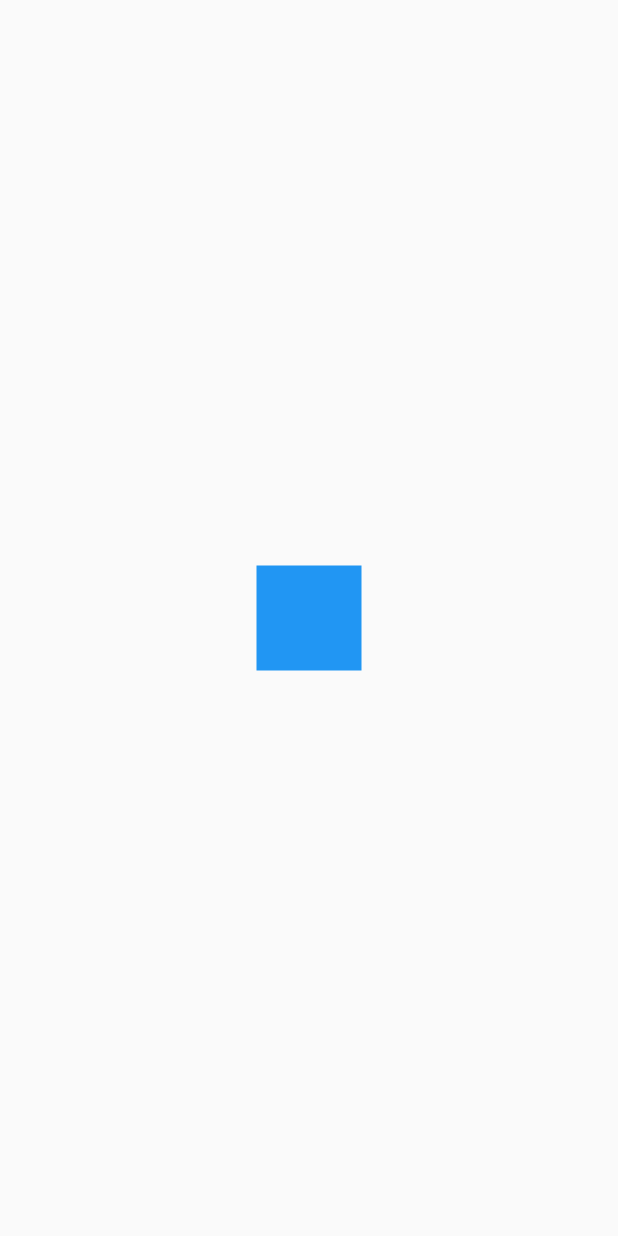
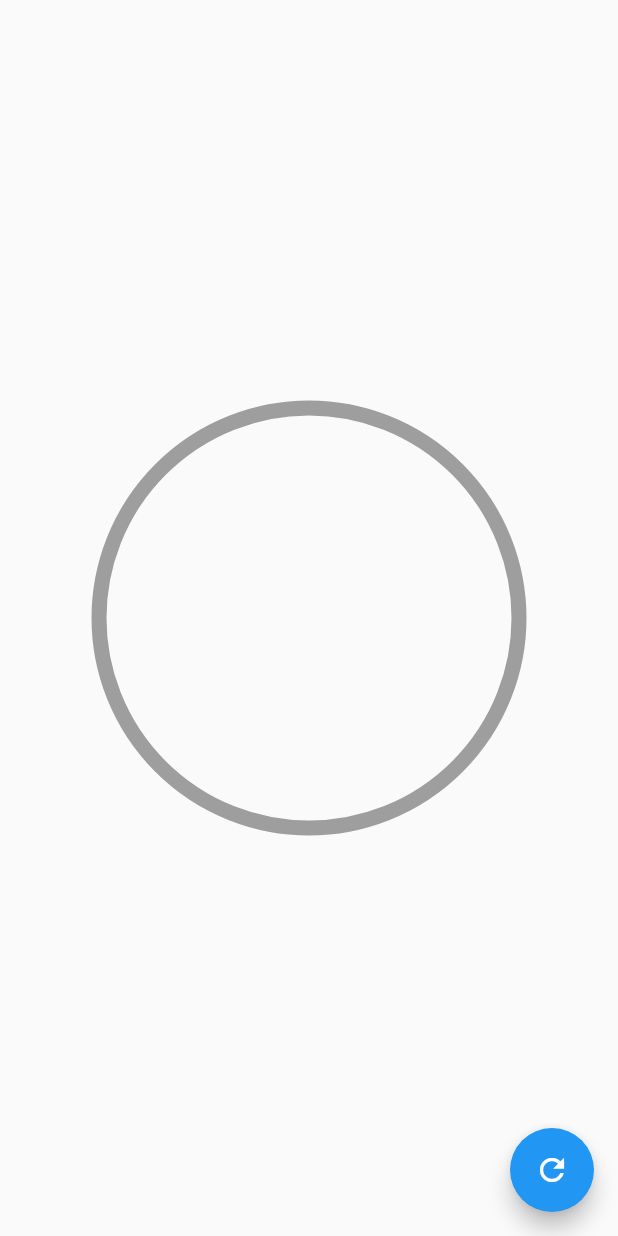
Before and after one commit to IsmarRomero/flutter-disenios-avanzado, a Flutter app: the screen it shows after launch, on a phone screen of 412 x 824 dp. Run offline on Flutter 3.47's test engine with Material 2 defaults, Android fonts, the phone set to English and light mode, and no system bars.

Commit message:
progress widget

```diff
--- a/lib/main.dart
+++ b/lib/main.dart
@@ -1,4 +1,6 @@
 import 'package:disenios_avanzados/pages/animaciones_page.dart';
+import 'package:disenios_avanzados/pages/graficas_circulas_page.dart';
+
 import 'package:disenios_avanzados/pages/headers_page.dart';
 import 'package:disenios_avanzados/retos/cuadrado_animado_page.dart';
 import 'package:flutter/material.dart';
@@ -11,7 +13,7 @@ class MyApp extends StatelessWidget {
     return MaterialApp(
       debugShowCheckedModeBanner: false,
       title: 'Diseños App',
-      home: CuadradoAnimadoPage()
+      home: GraficasCircularesPage()
     );
   }
 }
--- /dev/null
+++ b/lib/pages/graficas_circulas_page.dart
@@ -0,0 +1,37 @@
+import 'package:disenios_avanzados/widgets/radial_progress.dart';
+import 'package:flutter/material.dart';
+
+class GraficasCircularesPage extends StatefulWidget {
+  @override
+  _GraficasCircularesPageState createState() => _GraficasCircularesPageState();
+}
+
+class _GraficasCircularesPageState extends State<GraficasCircularesPage> {
+
+  double porcentaje = 0.0;
+
+  @override
+  Widget build(BuildContext context) {
+    return Scaffold(
+      floatingActionButton: FloatingActionButton(
+        child: Icon(Icons.refresh),
+        onPressed: (){
+          setState(() {
+            porcentaje += 10;
+            if(porcentaje > 100) {
+              porcentaje =0;
+            }
+          });
+        },
+      ),
+      body: Center(
+        child: Container(
+          width: 300,
+          height: 300,
+          child: RadialProgress(porcentaje: porcentaje, colorPrimario: Colors.red,
+           colorSecundario: Colors.grey, grosorSecundario: 10, grosorPrimario: 10,),
+          // child:  Text('$porcentaje %', style: TextStyle(fontSize: 50.0)),
+        ),)
+    );
+  }
+}
--- /dev/null
+++ b/lib/widgets/radial_progress.dart
@@ -0,0 +1,135 @@
+import 'dart:math';
+
+import 'package:flutter/material.dart';
+
+class RadialProgress extends StatefulWidget {
+  final porcentaje;
+  final Color colorPrimario;
+  final Color colorSecundario;
+  final double grosorSecundario;
+  final double grosorPrimario;
+
+  RadialProgress(
+    {
+      @required this.porcentaje,
+     this.colorPrimario = Colors.blue,
+     this.colorSecundario = Colors.grey,
+      this.grosorSecundario = 4,
+      this.grosorPrimario = 10
+     });
+
+  @override
+  _RadialProgressState createState() => _RadialProgressState();
+}
+
+class _RadialProgressState extends State<RadialProgress> with SingleTickerProviderStateMixin {
+
+  AnimationController controller;
+  double porcentajeAnterior;
+
+
+  @override
+  void initState() {
+
+    porcentajeAnterior = widget.porcentaje;
+
+    controller = new AnimationController(vsync: this,
+    duration: Duration(milliseconds: 200));
+
+     super.initState();
+  }
+
+  @override
+  void dispose() {
+    controller.dispose();
+     super.dispose();
+
+  }
+
+  @override
+  Widget build(BuildContext context) {
+
+    controller.forward(from: 0.0);
+
+    final diferenciaAnimar = widget.porcentaje - porcentajeAnterior;
+    porcentajeAnterior = widget.porcentaje;
+
+    return AnimatedBuilder(
+      animation: controller,
+
+      builder: (BuildContext context, Widget child) {
+       return Container(
+      padding: EdgeInsets.all(10),
+      width: double.infinity,
+      height: double.infinity,
+      child: CustomPaint(
+        painter: _MiRadialProgressPainter( (widget.porcentaje - diferenciaAnimar) + (diferenciaAnimar * controller.value),
+         widget.colorPrimario,
+         widget.colorSecundario,
+         widget.grosorSecundario,
+         widget.grosorPrimario
+         )
+      ),
+      );
+    },
+    );
+  }
+}
+
+class _MiRadialProgressPainter extends CustomPainter {
+
+  final porcentaje;
+  final Color colorPrimario;
+  final Color colorSecundario;
+  final double grosoSecundario;
+  final double grosorPrimario;
+
+  _MiRadialProgressPainter(
+    this.porcentaje,
+    this.colorPrimario,
+    this.colorSecundario,
+     this.grosoSecundario, this.grosorPrimario
+    );
+
+  @override
+  void paint(Canvas canvas, Size size) {
+
+    // Circulo completado
+
+    final paint = new Paint()
+      ..strokeWidth = grosoSecundario
+      ..color = colorSecundario
+      ..style = PaintingStyle.stroke;
+
+    final center = new Offset(size.width / 2, size.height / 2);
+    final radio = min(size.width / 2, size.height / 2);
+    canvas.drawCircle(center, radio, paint);
+
+    // arco
+
+    final paintArco = new Paint()
+      ..strokeWidth = grosorPrimario
+      ..color = colorPrimario
+      ..style = PaintingStyle.stroke;
+
+    // PArte que se debera de ir llenando
+    double arcAngle = 2 * pi * (porcentaje / 100);
+
+    canvas.drawArc(
+      Rect.fromCircle(center: center, radius: radio),
+      -pi / 2,
+      arcAngle,
+      false,
+      paintArco);
+
+
+
+
+  }
+
+  @override
+  bool shouldRepaint(CustomPainter oldDelegate) {
+    return true;
+  }
+
+}
```
Also changed, not shown: lib/labs/circular_progress_page.dart (added, +119 -0 lines), lib/pages/circular_progress_page.dart (deleted).
